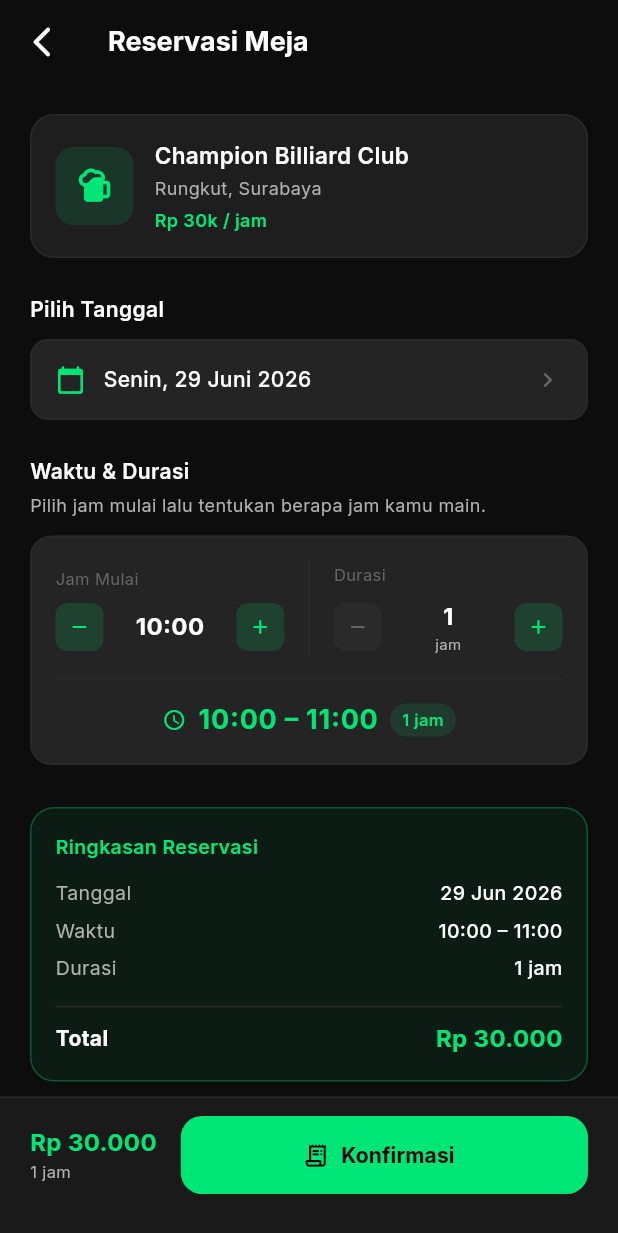
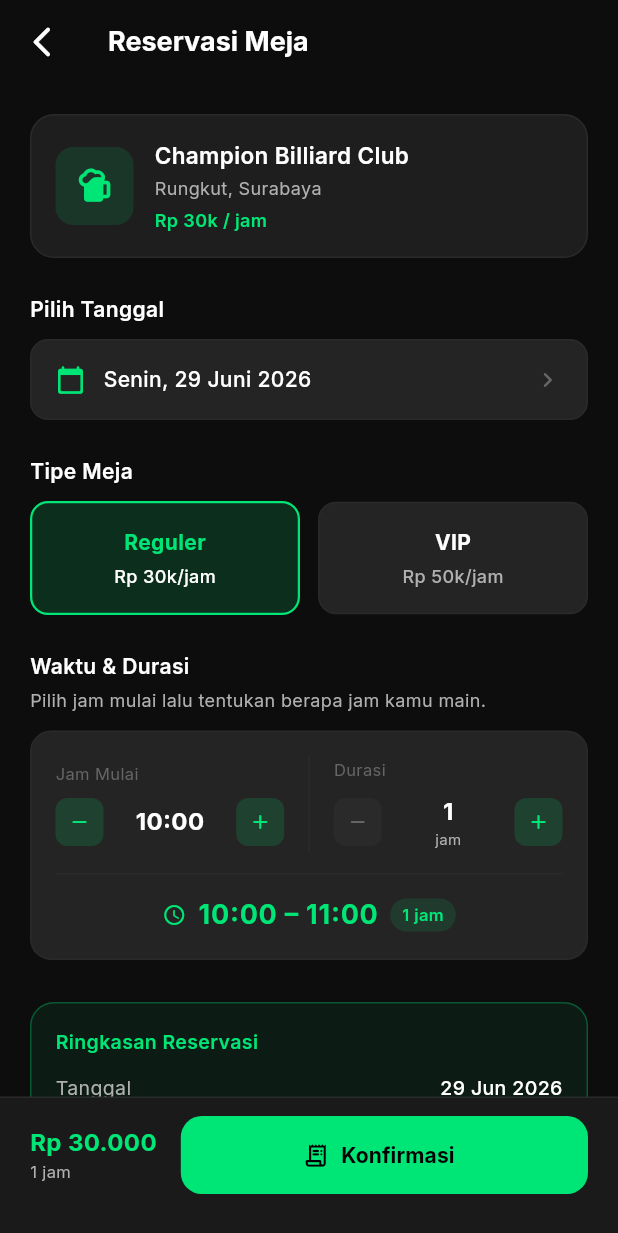
Before and after one commit to Alvin831/CLoud2, a Flutter app: the DetailPage screen opened directly with sample values from the repository, after a tap on "Reservasi Meja", on a phone screen of 412 x 824 dp. Shown: the top 1233 px of the screen. Run offline on Flutter 3.47's test engine with Material 3 defaults, Android fonts, the phone set to English and light mode, and no system bars; our stand-ins replace carousel_slider, cloud_firestore, firebase_auth, firebase_core, flutter_map, geolocator and 4 more; accounts and stored records are empty; network calls fail; statements that could not run were skipped.

Commit message:
feat: add vip table and auto open/close feature

```diff
--- a/billiard_surabaya/lib/core/data/dummy_data.dart
+++ b/billiard_surabaya/lib/core/data/dummy_data.dart
@@ -21,6 +21,7 @@
     isOpen: true,
     operatingHours: '10:00 - 02:00',
     pricePerHour: 30000,
+    priceVipPerHour: 50000,
     latitude: -7.3191,
     longitude: 112.7508,
     facilities: ['AC', 'WiFi', 'Cafe', 'Parkir', 'Toilet'],
@@ -44,6 +45,7 @@
     isOpen: true,
     operatingHours: '11:00 - 01:00',
     pricePerHour: 25000,
+    priceVipPerHour: 45000,
     latitude: -7.2651,
     longitude: 112.7522,
     facilities: ['AC', 'WiFi', 'Cafe', 'Parkir'],
@@ -66,6 +68,7 @@
     isOpen: false,
     operatingHours: '12:00 - 24:00',
     pricePerHour: 35000,
+    priceVipPerHour: 55000,
     latitude: -7.2939,
     longitude: 112.7334,
     facilities: ['AC', 'Parkir', 'Toilet'],
@@ -88,6 +91,7 @@
     isOpen: true,
     operatingHours: '09:00 - 24:00',
     pricePerHour: 20000,
+    priceVipPerHour: 40000,
     latitude: -7.2389,
     longitude: 112.7620,
     facilities: ['AC', 'WiFi', 'Parkir'],
@@ -110,6 +114,7 @@
     isOpen: true,
     operatingHours: '14:00 - 03:00',
     pricePerHour: 50000,
+    priceVipPerHour: 75000,
     latitude: -7.2889,
     longitude: 112.7212,
     facilities: ['AC', 'WiFi', 'Cafe', 'Parkir', 'Toilet', 'VIP Room'],
--- a/billiard_surabaya/lib/core/models/billiard_place.dart
+++ b/billiard_surabaya/lib/core/models/billiard_place.dart
@@ -15,6 +15,7 @@
   final bool isOpen;
   final String operatingHours;
   final double pricePerHour;
+  final double priceVipPerHour;
   final double latitude;
   final double longitude;
   final List<String> facilities;
@@ -35,6 +36,7 @@
     required this.isOpen,
     required this.operatingHours,
     required this.pricePerHour,
+    required this.priceVipPerHour,
     required this.latitude,
     required this.longitude,
     required this.facilities,
@@ -68,6 +70,8 @@
       isOpen: data['is_open'] as bool? ?? true,
       operatingHours: data['operating_hours'] as String? ?? '10:00 – 24:00',
       pricePerHour: (data['price_per_hour'] as num?)?.toDouble() ?? 0.0,
+      priceVipPerHour: (data['price_vip_per_hour'] as num?)?.toDouble() ??
+          (((data['price_per_hour'] as num?)?.toDouble() ?? 0.0) + 20000.0),
       latitude: (data['lat'] as num?)?.toDouble() ?? 0.0,
       longitude: (data['lng'] as num?)?.toDouble() ?? 0.0,
       facilities: List<String>.from(data['facilities'] ?? []),
@@ -92,10 +96,49 @@
       isOpen: isOpen,
       operatingHours: operatingHours,
       pricePerHour: pricePerHour,
+      priceVipPerHour: priceVipPerHour,
       latitude: latitude,
       longitude: longitude,
       facilities: facilities,
       tableCount: tableCount,
     );
   }
+
+  // ── Getter: Cek otomatis apakah buka berdasarkan jam saat ini ──────────
+  bool get isCurrentlyOpen {
+    try {
+      if (operatingHours.isEmpty || !operatingHours.contains('-')) return isOpen;
+
+      // Bersihkan string dari karakter aneh jika ada (misal en-dash)
+      final cleanHours = operatingHours.replaceAll('–', '-');
+      final parts = cleanHours.split('-');
+      if (parts.length != 2) return isOpen;
+
+      final openTimeParts = parts[0].trim().split(':');
+      final closeTimeParts = parts[1].trim().split(':');
+
+      if (openTimeParts.length < 2 || closeTimeParts.length < 2) return isOpen;
+
+      final openHour = int.parse(openTimeParts[0]);
+      final openMin = int.parse(openTimeParts[1]);
+
+      final closeHour = int.parse(closeTimeParts[0]);
+      final closeMin = int.parse(closeTimeParts[1]);
+
+      final now = DateTime.now();
+      final nowMins = now.hour * 60 + now.minute;
+      final openMins = openHour * 60 + openMin;
+      final closeMins = closeHour * 60 + closeMin;
+
+      if (closeMins <= openMins) {
+        // Buka lewat tengah malam (misal 11:00 sampai 03:00 besoknya)
+        return nowMins >= openMins || nowMins <= closeMins;
+      } else {
+        // Buka di hari yang sama (misal 10:00 sampai 22:00)
+        return nowMins >= openMins && nowMins <= closeMins;
+      }
+    } catch (e) {
+      return isOpen; // Fallback ke manual dari Firebase jika error parsing
+    }
+  }
 }
--- a/billiard_surabaya/lib/core/models/reservation.dart
+++ b/billiard_surabaya/lib/core/models/reservation.dart
@@ -10,6 +10,7 @@
   final DateTime date;
   final String timeSlot;      // e.g. "14:00 – 16:00"
   final int tableNumber;
+  final String tableType;     // "Reguler" atau "VIP"
   final int durationHours;
   final double totalPrice;
   final String status;        // 'confirmed' | 'cancelled'
@@ -26,6 +27,7 @@
     required this.date,
     required this.timeSlot,
     required this.tableNumber,
+    required this.tableType,
     required this.durationHours,
     required this.totalPrice,
     required this.status,
@@ -45,6 +47,7 @@
       date: (d['date'] as Timestamp?)?.toDate() ?? DateTime.now(),
       timeSlot: d['time_slot'] as String? ?? '',
       tableNumber: (d['table_number'] as num?)?.toInt() ?? 1,
+      tableType: d['table_type'] as String? ?? 'Reguler',
       durationHours: (d['duration_hours'] as num?)?.toInt() ?? 1,
       totalPrice: (d['total_price'] as num?)?.toDouble() ?? 0,
       status: d['status'] as String? ?? 'confirmed',
@@ -62,6 +65,7 @@
     'date': Timestamp.fromDate(date),
     'time_slot': timeSlot,
     'table_number': tableNumber,
+    'table_type': tableType,
     'duration_hours': durationHours,
     'total_price': totalPrice,
     'status': status,
--- a/billiard_surabaya/lib/core/providers/reservation_provider.dart
+++ b/billiard_surabaya/lib/core/providers/reservation_provider.dart
@@ -23,6 +23,7 @@
     required DateTime date,
     required String timeSlot,
     required int tableNumber,
+    required String tableType,
     required int durationHours,
     required double pricePerHour,
   }) async {
@@ -44,6 +45,7 @@
         date: date,
         timeSlot: timeSlot,
         tableNumber: tableNumber,
+        tableType: tableType,
         durationHours: durationHours,
         totalPrice: totalPrice,
         status: 'confirmed',
--- a/billiard_surabaya/lib/features/detail/detail_page.dart
+++ b/billiard_surabaya/lib/features/detail/detail_page.dart
@@ -232,17 +232,17 @@
             mainAxisSize: MainAxisSize.min,
             children: [
               Icon(
-                p.isOpen ? Icons.check_circle_rounded : Icons.cancel_rounded,
-                color: p.isOpen ? AppColors.open : AppColors.closed,
+                p.isCurrentlyOpen ? Icons.check_circle_rounded : Icons.cancel_rounded,
+                color: p.isCurrentlyOpen ? AppColors.open : AppColors.closed,
                 size: 14,
               ),
               const SizedBox(width: 4),
               Text(
-                p.isOpen ? 'Buka Sekarang' : 'Tutup',
+                p.isCurrentlyOpen ? 'Buka Sekarang' : 'Tutup',
                 style: TextStyle(
                   fontSize: 12,
                   fontWeight: FontWeight.w600,
-                  color: p.isOpen ? AppColors.open : AppColors.closed,
+                  color: p.isCurrentlyOpen ? AppColors.open : AppColors.closed,
                 ),
               ),
             ],
--- a/billiard_surabaya/lib/features/reservation/receipt_page.dart
+++ b/billiard_surabaya/lib/features/reservation/receipt_page.dart
@@ -195,6 +195,7 @@
           ),
           _receiptRow(Icons.access_time_rounded, 'Waktu', r.timeSlot),
           _receiptRow(Icons.timer_rounded, 'Durasi', '${r.durationHours} jam'),
+          _receiptRow(Icons.weekend_rounded, 'Tipe Meja', r.tableType),
           _receiptRow(Icons.person_rounded, 'Atas Nama', r.userName),
           const SizedBox(height: 12),
           const Divider(color: AppColors.divider, height: 1),
--- a/billiard_surabaya/lib/features/reservation/reservation_page.dart
+++ b/billiard_surabaya/lib/features/reservation/reservation_page.dart
@@ -19,6 +19,7 @@
   DateTime _selectedDate = DateTime.now().add(const Duration(days: 1));
   int _startHour = 10;
   int _durationHours = 1;
+  bool _isVip = false;
 
   static const int _minHour = 8;
   static const int _maxStartHour = 22;
@@ -29,7 +30,8 @@
       '${_startHour.toString().padLeft(2, '0')}:00 – '
       '${_endHour.toString().padLeft(2, '0')}:00';
 
-  double get _totalPrice => widget.place.pricePerHour * _durationHours;
+  double get _currentPrice => _isVip ? widget.place.priceVipPerHour : widget.place.pricePerHour;
+  double get _totalPrice => _currentPrice * _durationHours;
   int get _maxDuration => 24 - _startHour;
 
   Future<void> _pickDate() async {
@@ -69,8 +71,9 @@
       date: _selectedDate,
       timeSlot: _timeSlotLabel,
       tableNumber: 0,
+      tableType: _isVip ? 'VIP' : 'Reguler',
       durationHours: _durationHours,
-      pricePerHour: widget.place.pricePerHour,
+      pricePerHour: _currentPrice,
     );
 
     if (!mounted) return;
@@ -113,6 +116,11 @@
             _buildSectionTitle('Pilih Tanggal'),
             const SizedBox(height: 10),
             _buildDatePicker(),
+            const SizedBox(height: 24),
+
+            _buildSectionTitle('Tipe Meja'),
+            const SizedBox(height: 10),
+            _buildTableTypeSelector(),
             const SizedBox(height: 24),
 
             _buildSectionTitle('Waktu & Durasi'),
@@ -191,6 +199,77 @@
             fontWeight: FontWeight.w600,
             color: AppColors.textPrimary),
       );
+
+  // ── Table Type Selector ──────────────────────────────────────────────────
+  Widget _buildTableTypeSelector() {
+    return Row(
+      children: [
+        Expanded(
+          child: _typeCard(
+            title: 'Reguler',
+            price: widget.place.pricePerHour,
+            isSelected: !_isVip,
+            onTap: () => setState(() => _isVip = false),
+          ),
+        ),
+        const SizedBox(width: 12),
+        Expanded(
+          child: _typeCard(
+            title: 'VIP',
+            price: widget.place.priceVipPerHour,
+            isSelected: _isVip,
+            onTap: () => setState(() => _isVip = true),
+          ),
+        ),
+      ],
+    );
+  }
+
+  Widget _typeCard({
+    required String title,
+    required double price,
+    required bool isSelected,
+    required VoidCallback onTap,
+  }) {
+    return GestureDetector(
+      onTap: onTap,
+      child: AnimatedContainer(
+        duration: const Duration(milliseconds: 200),
+        padding: const EdgeInsets.symmetric(vertical: 16, horizontal: 12),
+        decoration: BoxDecoration(
+          color: isSelected
+              ? AppColors.neonGreen.withValues(alpha: 0.15)
+              : AppColors.surfaceVariant,
+          borderRadius: BorderRadius.circular(12),
+          border: Border.all(
+            color: isSelected ? AppColors.neonGreen : AppColors.divider,
+            width: isSelected ? 1.5 : 1,
+          ),
+        ),
+        child: Column(
+          children: [
+            Text(
+              title,
+              style: TextStyle(
+                fontSize: 14,
+                fontWeight: FontWeight.w700,
+                color: isSelected ? AppColors.neonGreen : AppColors.textPrimary,
+              ),
+            ),
+            const SizedBox(height: 4),
+            Text(
+              'Rp ${(price / 1000).toInt()}k/jam',
+              style: TextStyle(
+                fontSize: 12,
+                fontWeight: FontWeight.w500,
+                color: isSelected ? AppColors.textPrimary : AppColors.textSecondary,
+              ),
+            ),
+          ],
+        ),
+      ),
+    );
+  }
 
   // ── Date picker ────────────────────────────────────────────────────────────
   Widget _buildDatePicker() {
```
Also changed, not shown: billiard_surabaya/lib/core/widgets/place_card.dart (+9 -8 lines), billiard_surabaya/lib/features/map/map_page.dart (+6 -6 lines), billiard_surabaya/assets/images/Strike.jpeg, billiard_surabaya/assets/images/andika.jpg (added), billiard_surabaya/assets/images/ballistic.jpg (added), billiard_surabaya/assets/images/home.jpeg, billiard_surabaya/assets/images/jjpool.jpg (added), billiard_surabaya/assets/images/osaka.jpg (added), billiard_surabaya/assets/images/phantom.jpg (added), billiard_surabaya/assets/images/probet.jpg (added), billiard_surabaya/assets/images/sonic.jpg (added), 1 other file.
